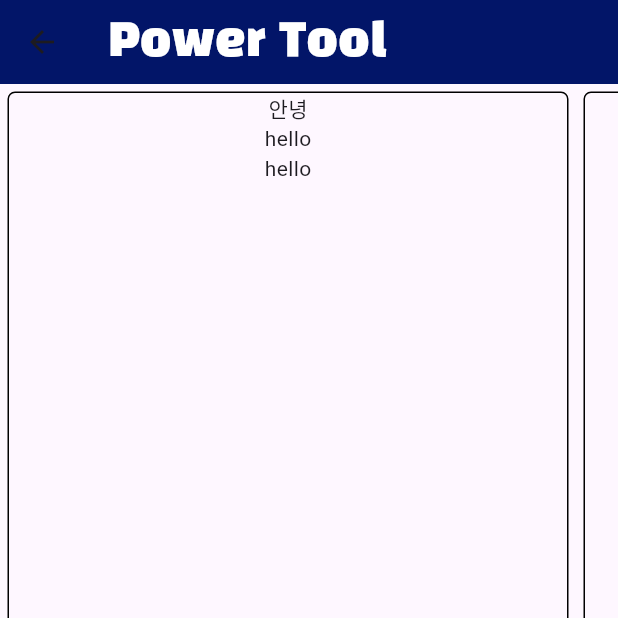
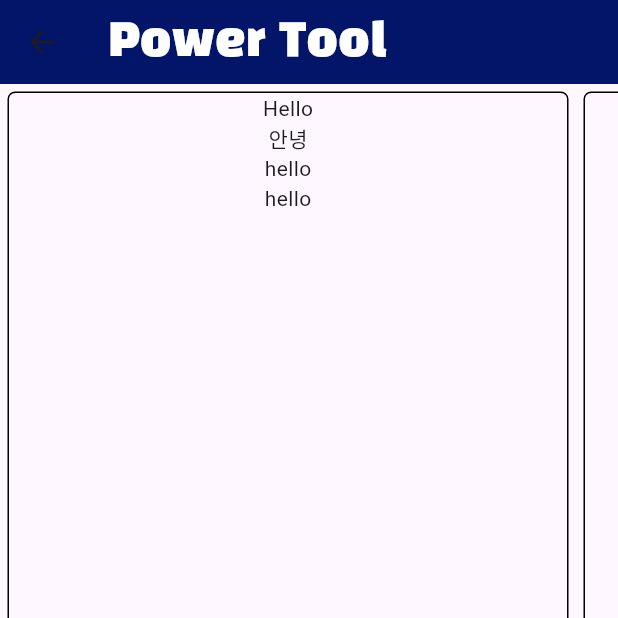
Before and after one commit to taetkyle/Handong_Creation_Lab_APP, a Flutter app: the powertoollist screen opened directly, on a phone screen of 412 x 824 dp, the top half of it. Run offline on Flutter 3.47's test engine with Material 3 defaults, Android fonts, the phone set to English and light mode, and no system bars; our stand-ins replace cloud_firestore, firebase_core, get; missing offline and left inert: dart:js; accounts and stored records are empty.

```diff
--- a/Front/creationlab_app_front/lib/pages/itemlist/itemlist.dart
+++ b/Front/creationlab_app_front/lib/pages/itemlist/itemlist.dart
@@ -78,7 +78,7 @@ class _itemListState extends State<itemList> {
                 flex: 1,
                 child: InkWell(
                   onTap: () {
-                    Get.to(const powertoollist());
+                    Get.to(powertoollist());
                   },
                   child: const Padding(
                     padding: EdgeInsets.only(top: 8.0),
--- a/Front/creationlab_app_front/lib/pages/itemlist/powertoollist.dart
+++ b/Front/creationlab_app_front/lib/pages/itemlist/powertoollist.dart
@@ -1,10 +1,16 @@
+import 'package:creationlab_app_front/provider/eng_kor_provider.dart';
 import 'package:flutter/material.dart';
+import 'package:provider/provider.dart';
 
 class powertoollist extends StatelessWidget {
-  const powertoollist({super.key});
+  // const powertoollist({super.key});
+  int lang = 0;
 
   @override
   Widget build(BuildContext context) {
+    lang = Provider.of<LangProvider>(context, listen: false).language;
+    print(lang);
+    print("네");
     return Scaffold(
       appBar: AppBar(
           backgroundColor: const Color.fromARGB(255, 2, 21, 104),
@@ -28,10 +34,12 @@ class powertoollist extends StatelessWidget {
               border: Border.all(color: Colors.black),
               borderRadius: BorderRadius.circular(5),
             ),
-            child: const Column(children: [
-              Text("안녕"),
-              Text("hello"),
-              Text("hello"),
+            child: Column(children: [
+              // Text()
+              Text(["Hello", "안녕"][lang]),
+              const Text("안녕"),
+              const Text("hello"),
+              const Text("hello"),
             ]),
           ),
           Container(
```
Also changed, not shown: Front/creationlab_app_front/lib/pages/homepage.dart (+31 -23 lines).
